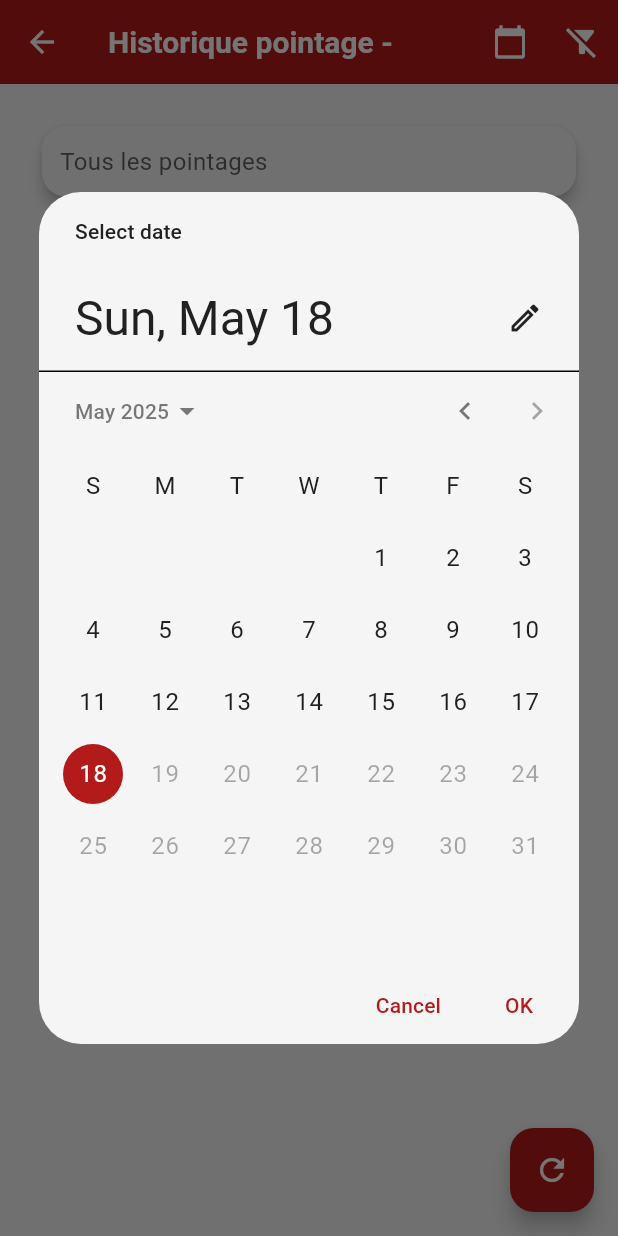
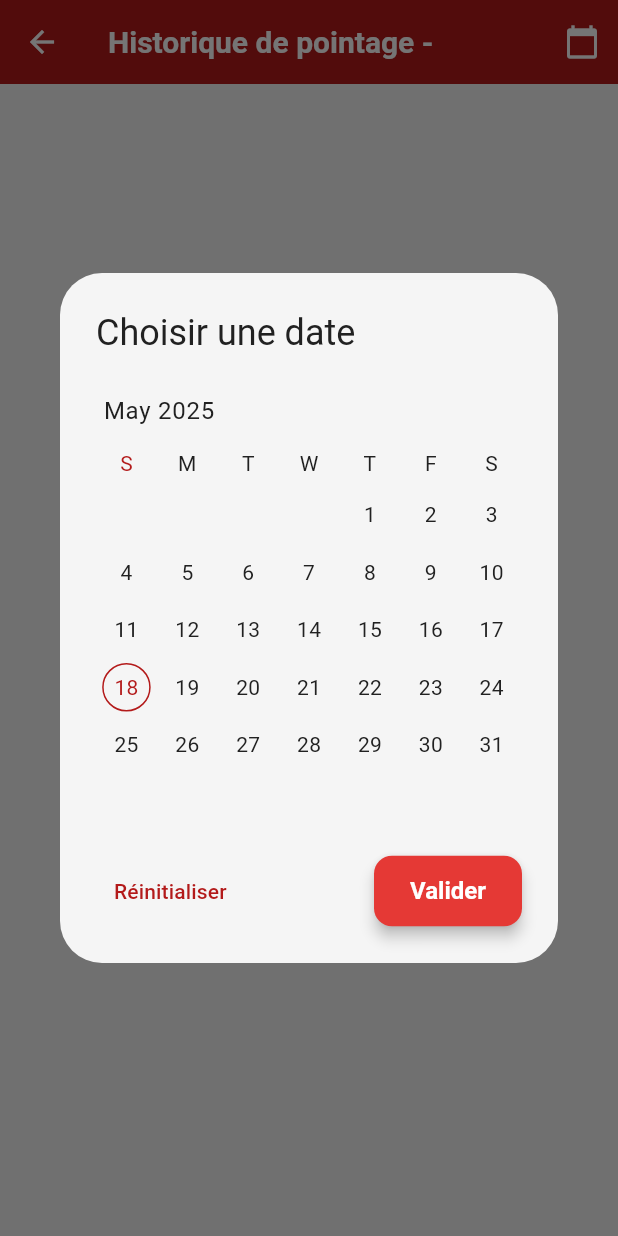
Before and after one commit to Douaa75-jpg/projet-equipes-flutter, a Flutter app: the HeuresTravailScreen screen opened directly with empty values, after a tap on the "calendar today" icon, on a phone screen of 412 x 824 dp. Run offline on Flutter 3.47's test engine with Material 3 defaults, Android fonts, the phone set to English and light mode, and no system bars; drawn by our look-alikes of syncfusion_flutter_datepicker; our stand-ins replace dio, fl_chart, flutter_secure_storage, fluttertoast, get, get_storage and 10 more; missing offline and left inert: universal_html; accounts and stored records are empty; network calls fail.

Commit message:
Ajout de la fonctionnalité de pointage

```diff
--- a/lib/screens/Listes/HeuresTravailScreen.dart
+++ b/lib/screens/Listes/HeuresTravailScreen.dart
@@ -1,7 +1,8 @@
 import 'package:flutter/material.dart';
 import 'package:get/get.dart';
 import 'package:intl/intl.dart';
-import '../../../services/pointage_service.dart';
+import 'package:syncfusion_flutter_datepicker/datepicker.dart';
+import '../../services/pointage_service.dart';
 
 class HeuresTravailScreen extends StatefulWidget {
   final String employeId;
@@ -16,181 +17,177 @@ class HeuresTravailScreen extends StatefulWidget {
   }) : super(key: key);
 
   @override
-  State<HeuresTravailScreen> createState() => _HeuresTravailScreenState();
+  _HeuresTravailScreenState createState() => _HeuresTravailScreenState();
 }
 
 class _HeuresTravailScreenState extends State<HeuresTravailScreen> {
-  final PointageService _pointageService = Get.find();
-  final RxString selectedDate = ''.obs; // Vide par défaut pour afficher tous les pointages
-  final RxList<dynamic> allPointages = <dynamic>[].obs;
-  final RxBool isLoading = true.obs;
+  final PointageService _pointageService = PointageService();
+  final DateRangePickerController _dateController = DateRangePickerController();
+
+  DateTime? _selectedDate;
+  bool _isLoading = false;
+  List<dynamic> _historique = [];
+  String _errorMessage = '';
 
   @override
   void initState() {
     super.initState();
-    debugPrint('Chargement des pointages pour employé: ${widget.employeId}');
-    _loadAllPointages();
+    _loadHistorique();
   }
 
-void _loadAllPointages() async {
+  Future<void> _loadHistorique() async {
+    setState(() {
+      _isLoading = true;
+      _errorMessage = '';
+    });
+
     try {
-    isLoading.value = true;
-    final pointages = await _pointageService.getHistorique(widget.employeId, '');
+      String? dateStr;
+      if (_selectedDate != null) {
+        dateStr = DateFormat('yyyy-MM-dd').format(_selectedDate!);
+      }
 
-    debugPrint('Pointages reçus: ${pointages.toString()}'); // Ajoutez ce log
+      final result = await _pointageService.getHistorique(
+        widget.employeId,
+        dateStr ?? DateFormat('yyyy-MM-dd').format(DateTime.now())
+      );
 
-    allPointages.assignAll(pointages);
+      setState(() {
+        _historique = result;
+      });
     } catch (e) {
-    debugPrint('Erreur détaillée: ${e.toString()}'); // Log plus détaillé
-    Get.snackbar('Erreur', 'Impossible de charger les pointages: ${e.toString()}');
+      setState(() {
+        _errorMessage = 'Erreur de chargement: ${e.toString()}';
+      });
     } finally {
-    isLoading.value = false;
+      setState(() {
+        _isLoading = false;
+      });
     }
   }
 
-  List<dynamic> get filteredPointages {
-    if (selectedDate.value.isEmpty) return allPointages;
-    return allPointages.where((pointage) {
-      return pointage['date'] == selectedDate.value;
-    }).toList();
+  void _onDateChanged(DateRangePickerSelectionChangedArgs args) {
+    if (args.value is DateTime) {
+      setState(() {
+        _selectedDate = args.value as DateTime;
+      });
+    }
+  }
+
+  void _applyDateFilter() {
+    _loadHistorique();
+  }
+
+  void _resetDateFilter() {
+    _dateController.selectedDate = null;
+    setState(() {
+      _selectedDate = null;
+    });
+    _loadHistorique();
   }
 
   @override
   Widget build(BuildContext context) {
     return Scaffold(
       appBar: AppBar(
-        title: Text('Historique pointage - ${widget.employePrenom} ${widget.employeNom}'),
+        title: Text('Historique de pointage - ${widget.employePrenom} ${widget.employeNom}'),
         actions: [
           IconButton(
             icon: const Icon(Icons.calendar_today),
-            onPressed: () => _selectDate(context),
-          ),
-          IconButton(
-            icon: const Icon(Icons.filter_alt_off),
-            onPressed: () {
-              selectedDate.value = '';
-            },
+            onPressed: () => _showDatePickerDialog(),
           ),
         ],
       ),
-      body: Padding(
-        padding: const EdgeInsets.all(16.0),
+      body: _isLoading
+          ? const Center(child: CircularProgressIndicator())
+          : _errorMessage.isNotEmpty
+              ? Center(child: Text(_errorMessage))
+              : _historique.isEmpty
+                  ? const Center(child: Text('Aucun pointage trouvé'))
+                  : _buildHistoriqueList(),
+    );
+  }
+
+ Widget _buildHistoriqueList() {
+  return ListView.builder(
+    itemCount: _historique.length,
+    itemBuilder: (context, index) {
+      final pointage = _historique[index];
+      final heure = pointage['heure'] is String
+          ? DateFormat('HH:mm:ss').parse(pointage['heure'])
+          : DateTime.now();
+      final date = pointage['date'] is String
+          ? DateFormat('yyyy-MM-dd').parse(pointage['date'])
+          : DateTime.now();
+
+      return Card(
+        margin: const EdgeInsets.symmetric(horizontal: 8, vertical: 4),
+        child: ListTile(
+          leading: Icon(
+            pointage['type'] == 'ENTREE' ? Icons.login : Icons.logout,
+            color: pointage['type'] == 'ENTREE' ? Colors.green : Colors.red,
+          ),
+          title: Text(
+            '${pointage['typeLibelle'] ?? (pointage['type'] == 'ENTREE' ? 'Entrée' : 'Sortie')} - ${DateFormat('HH:mm').format(heure)}',
+            style: const TextStyle(fontWeight: FontWeight.bold),
+          ),
+          subtitle: Column(
+            crossAxisAlignment: CrossAxisAlignment.start,
+            children: [
+              Text('Date: ${DateFormat('dd/MM/yyyy').format(date)}'),
+              if (pointage['employe'] != null)
+                Text('Matricule: ${pointage['employe']['matricule']}'),
+            ],
+          ),
+          trailing: Text(
+            pointage['type'] == 'ENTREE' ? 'Entrée' : 'Sortie',
+            style: TextStyle(
+              color: pointage['type'] == 'ENTREE' ? Colors.green : Colors.red,
+              fontWeight: FontWeight.bold,
+            ),
+          ),
+        ),
+      );
+    },
+  );
+}
+
+  void _showDatePickerDialog() {
+    Get.dialog(
+      AlertDialog(
+        title: const Text('Choisir une date'),
+        content: SizedBox(
+          width: double.maxFinite,
           child: Column(
+            mainAxisSize: MainAxisSize.min,
             children: [
-            _buildDateSelector(),
-            const SizedBox(height: 20),
-            Expanded(
-              child: _buildHistoriqueTable(),
+              SfDateRangePicker(
+                controller: _dateController,
+                selectionMode: DateRangePickerSelectionMode.single,
+                onSelectionChanged: _onDateChanged,
+                initialSelectedDate: _selectedDate,
+              ),
+              const SizedBox(height: 16),
+              Row(
+                mainAxisAlignment: MainAxisAlignment.spaceBetween,
+                children: [
+                  TextButton(
+                    onPressed: _resetDateFilter,
+                    child: const Text('Réinitialiser'),
+                  ),
+                  ElevatedButton(
+                    onPressed: () {
+                      _applyDateFilter();
+                      Get.back();
+                    },
+                    child: const Text('Valider'),
+                  ),
+                ],
               ),
             ],
           ),
         ),
-      floatingActionButton: FloatingActionButton(
-        onPressed: _loadAllPointages,
-        child: const Icon(Icons.refresh),
       ),
     );
   }
-
-  Widget _buildDateSelector() {
-    return Obx(() => Card(
-      child: Padding(
-        padding: const EdgeInsets.all(12.0),
-        child: Row(
-          mainAxisAlignment: MainAxisAlignment.spaceBetween,
-          children: [
-            Text(
-              selectedDate.value.isEmpty
-                ? 'Tous les pointages'
-                : 'Pointages du: ${selectedDate.value}',
-              style: const TextStyle(fontSize: 16),
-            ),
-            if (selectedDate.value.isNotEmpty)
-              IconButton(
-                icon: const Icon(Icons.refresh),
-                onPressed: () => selectedDate.value = DateFormat('yyyy-MM-dd').format(DateTime.now()),
-              ),
-          ],
-        ),
-      ),
-    ));
 }
-
-  Widget _buildHistoriqueTable() {
-    return Obx(() {
-      if (isLoading.value) {
-        return const Center(child: CircularProgressIndicator());
-      }
-
-      if (allPointages.isEmpty) {
-        return const Center(child: Text('Aucun pointage trouvé pour cet employé'));
-      }
-
-      final pointages = filteredPointages;
-
-      if (pointages.isEmpty) {
-        return Center(child: Text(
-          selectedDate.value.isEmpty
-            ? 'Aucun pointage trouvé'
-            : 'Aucun pointage trouvé pour cette date',
-        ));
-      }
-
-      return Card(
-        elevation: 4,
-        child: SingleChildScrollView(
-          scrollDirection: Axis.horizontal,
-          child: DataTable(
-            decoration: BoxDecoration(
-              border: Border.all(color: Colors.grey.shade300),
-              borderRadius: BorderRadius.circular(8),
-            ),
-            columnSpacing: 20,
-            dataRowHeight: 50,
-            columns: const [
-              DataColumn(label: Text('Heure', style: TextStyle(fontWeight: FontWeight.bold))),
-              DataColumn(label: Text('Type', style: TextStyle(fontWeight: FontWeight.bold))),
-              DataColumn(label: Text('Date', style: TextStyle(fontWeight: FontWeight.bold))),
-            ],
-            rows: pointages.map((pointage) {
-              return DataRow(
-                cells: [
-                  DataCell(Text(pointage['heure'] ?? '--')),
-                  DataCell(
-                    Chip(
-                      label: Text(
-                        pointage['typeLibelle'] ?? '--',
-                        style: const TextStyle(
-                          color: Colors.white,
-                        ),
-                      ),
-                      backgroundColor: pointage['type'] == 'ENTREE'
-                        ? Colors.green
-                        : Colors.red,
-                    ),
-                  ),
-                  DataCell(Text(pointage['date'] ?? '--')),
-                ],
-              );
-            }).toList(),
-          ),
-        ),
-      );
-    });
-  }
-
-  Future<void> _selectDate(BuildContext context) async {
-    final DateTime? picked = await showDatePicker(
-      context: context,
-      initialDate: selectedDate.value.isEmpty
-        ? DateTime.now()
-        : DateFormat('yyyy-MM-dd').parse(selectedDate.value),
-      firstDate: DateTime(2000),
-      lastDate: DateTime.now(),
-    );
-
-    if (picked != null) {
-      selectedDate.value = DateFormat('yyyy-MM-dd').format(picked);
-    }
-  }
-}
--- a/lib/screens/layoutt/rh_layout.dart
+++ b/lib/screens/layoutt/rh_layout.dart
@@ -275,7 +275,6 @@ class _RhLayoutState extends State<RhLayout> {
           _buildMobileNavItem(context, Icons.dashboard, 'dashboard'.tr, '/dashboard'),
           _buildMobileNavItem(context, Icons.people, 'employees'.tr, '/liste-employes'),
           _buildMobileNavItem(context, Icons.people_outline, 'team_leaders'.tr, '/liste-chefs'),
-          _buildMobileNavItem(context, Icons.notifications, 'all_requests'.tr, '/Notifications'),
           const Divider(),
           ListTile(
             leading: const Icon(Icons.settings),
--- a/lib/services/pointage_service.dart
+++ b/lib/services/pointage_service.dart
@@ -21,7 +21,8 @@ class PointageService extends GetxService {
         headers: _headers,
       );
 
-      debugPrint('Pointage Response: ${response.statusCode} - ${response.body}');
+      debugPrint(
+          'Pointage Response: ${response.statusCode} - ${response.body}');
 
       if (response.statusCode == 201) {
         return json.decode(response.body);
@@ -35,18 +36,15 @@ class PointageService extends GetxService {
   }
 
   Future<Map<String, dynamic>> calculerHeuresTravail(
-    String employeId,
-    String dateDebut,
-    String dateFin
-  ) async {
+      String employeId, String dateDebut, String dateFin) async {
     try {
       final uri = Uri.parse(
-        '$baseUrl/heures-travail/$employeId?dateDebut=$dateDebut&dateFin=$dateFin'
-      );
+          '$baseUrl/heures-travail/$employeId?dateDebut=$dateDebut&dateFin=$dateFin');
 
       final response = await http.get(uri, headers: _headers);
 
-      debugPrint('Heures Travail Response: ${response.statusCode} - ${response.body}');
+      debugPrint(
+          'Heures Travail Response: ${response.statusCode} - ${response.body}');
 
       if (response.statusCode == 200) {
         return json.decode(response.body);
@@ -65,17 +63,15 @@ class PointageService extends GetxService {
 
 Future<List<dynamic>> getHistorique(String employeId, String date) async {
   try {
-    final uri = Uri.parse('$baseUrl/historique/$employeId?date=$date');
-
-    debugPrint('URI: ${uri.toString()}'); // Log l'URL appelée
+    final uri = date.isNotEmpty
+        ? Uri.parse('$baseUrl/historique/$employeId?date=$date')
+        : Uri.parse('$baseUrl/historique/$employeId');
 
     final response = await http.get(uri, headers: _headers);
 
-    debugPrint('Response: ${response.statusCode} - ${response.body}');
-
     if (response.statusCode == 200) {
       final data = json.decode(response.body);
-      return List<dynamic>.from(data); // Conversion explicite en List
+      return List<dynamic>.from(data);
     } else if (response.statusCode == 404) {
       return [];
     } else {
@@ -114,8 +110,7 @@ Future<List<dynamic>> getHistorique(String employeId, String date) async {
       var uri = Uri.parse('$baseUrl/heures-travail-equipe/$chefId');
       if (dateDebut != null && dateFin != null) {
         uri = Uri.parse(
-          '$baseUrl/heures-travail-equipe/$chefId?dateDebut=$dateDebut&dateFin=$dateFin'
-        );
+            '$baseUrl/heures-travail-equipe/$chefId?dateDebut=$dateDebut&dateFin=$dateFin');
       }
 
       final response = await http.get(uri, headers: _headers);
@@ -131,52 +126,12 @@ Future<List<dynamic>> getHistorique(String employeId, String date) async {
     }
   }
 
-  Future<Map<String, dynamic>> getHistoriqueEquipe(
-    String chefId, {
-    String? dateDebut,
-    String? dateFin,
-    int page = 1,
-    int limit = 10,
-    String? type,
-    String? employeId,
-  }) async {
-    try {
-      var queryParams = {
-        'page': page.toString(),
-        'limit': limit.toString(),
-        if (dateDebut != null) 'dateDebut': dateDebut,
-        if (dateFin != null) 'dateFin': dateFin,
-        if (type != null) 'type': type,
-        if (employeId != null) 'employeId': employeId,
-      };
-
-      final uri = Uri.parse('$baseUrl/historique-equipe/$chefId')
-          .replace(queryParameters: queryParams);
-
-      final response = await http.get(uri, headers: _headers);
-
-      if (response.statusCode == 200) {
-        return json.decode(response.body);
-      } else {
-        throw _handleError(response);
-      }
-    } catch (e) {
-      debugPrint('Error in getHistoriqueEquipe: $e');
-      return {
-        'items': [],
-        'meta': {'total': 0, 'page': 1, 'limit': 10, 'totalPages': 0},
-        'periode': {}
-      };
-    }
-  }
-
   Future<Map<String, dynamic>> getWeeklyHoursChartData(
-    String employeId,
-    String dateDebut
-  ) async {
+      String employeId, String dateDebut) async {
     try {
       final response = await http.get(
-        Uri.parse('$baseUrl/weekly-hours-chart/$employeId?dateDebut=$dateDebut'),
+        Uri.parse(
+            '$baseUrl/weekly-hours-chart/$employeId?dateDebut=$dateDebut'),
         headers: _headers,
       );
 
@@ -189,23 +144,19 @@ Future<List<dynamic>> getHistorique(String employeId, String date) async {
       debugPrint('Error in getWeeklyHoursChartData: $e');
       return {
         'labels': [],
-        'datasets': [{'data': [], 'label': 'Heures travaillées'}]
+        'datasets': [
+          {'data': [], 'label': 'Heures travaillées'}
+        ]
       };
     }
   }
 
-
-
   Future<Map<String, dynamic>> getAttendanceDistribution(
-  String employeId,
-  String dateDebut,
-  String dateFin
-) async {
+      String employeId, String dateDebut, String dateFin) async {
     try {
       final response = await http.get(
         Uri.parse(
-        '$baseUrl/attendance-distribution/$employeId?dateDebut=$dateDebut&dateFin=$dateFin'
-      ),
+            '$baseUrl/attendance-distribution/$employeId?dateDebut=$dateDebut&dateFin=$dateFin'),
         headers: _headers,
       );
 
@@ -213,10 +164,15 @@ Future<List<dynamic>> getHistorique(String employeId, String date) async {
         final data = json.decode(response.body);
 
         // Vérifier le message spécial
-      if (data['message'] != null && data['message'].contains("n'était pas encore en poste")) {
+        if (data['message'] != null &&
+            data['message'].contains("n'était pas encore en poste")) {
           return {
             'labels': ['Présent', 'Retard', 'Absent'],
-          'datasets': [{'data': [0, 0, 0]}],
+            'datasets': [
+              {
+                'data': [0, 0, 0]
+              }
+            ],
             'rawData': {
               'present': 0,
               'retard': 0,
@@ -235,7 +191,11 @@ Future<List<dynamic>> getHistorique(String employeId, String date) async {
     } catch (e) {
       return {
         'labels': ['Présent', 'Retard', 'Absent'],
-      'datasets': [{'data': [0, 0, 0]}],
+        'datasets': [
+          {
+            'data': [0, 0, 0]
+          }
+        ],
         'rawData': {
           'present': 0,
           'retard': 0,
@@ -246,8 +206,6 @@ Future<List<dynamic>> getHistorique(String employeId, String date) async {
       };
     }
   }
-
-
 
   Future<Map<String, dynamic>> getEmployeInfo(String employeId) async {
     try {
@@ -321,17 +279,13 @@ Future<int> getNombreEmployesPresentAujourdhui({String? employeId}) async {
     }
   }
 
-
-
+//recuperer lles presence de la semaine
   Future<Map<String, dynamic>> getPresenceByWeekdayForAllEmployees(
-    String dateDebut,
-    String dateFin
-  ) async {
+      String dateDebut, String dateFin) async {
     try {
       final response = await http.get(
         Uri.parse(
-          '$baseUrl/presence-weekday/all?dateDebut=$dateDebut&dateFin=$dateFin'
-        ),
+            '$baseUrl/presence-weekday/all?dateDebut=$dateDebut&dateFin=$dateFin'),
         headers: _headers,
       );
 
@@ -349,4 +303,42 @@ Future<int> getNombreEmployesPresentAujourdhui({String? employeId}) async {
     }
   }
 
+  Future<Map<String, dynamic>> getHistoriqueEquipe(
+    String chefId, {
+    String? dateDebut,
+    String? dateFin,
+    int page = 1,
+    int limit = 10,
+    String? type,
+    String? employeId,
+  }) async {
+    try {
+      var queryParams = {
+        'page': page.toString(),
+        'limit': limit.toString(),
+        if (dateDebut != null) 'dateDebut': dateDebut,
+        if (dateFin != null) 'dateFin': dateFin,
+        if (type != null) 'type': type,
+        if (employeId != null) 'employeId': employeId,
+      };
+
+      final uri = Uri.parse('$baseUrl/historique-equipe/$chefId')
+          .replace(queryParameters: queryParams);
+
+      final response = await http.get(uri, headers: _headers);
+
+      if (response.statusCode == 200) {
+        return json.decode(response.body);
+      } else {
+        throw _handleError(response);
       }
+    } catch (e) {
+      debugPrint('Error in getHistoriqueEquipe: $e');
+      return {
+        'items': [],
+        'meta': {'total': 0, 'page': 1, 'limit': 10, 'totalPages': 0},
+        'periode': {}
+      };
+    }
+  }
+}
```
Also changed, not shown: lib/screens/Listes/liste_employe.dart (+21 -1 lines), lib/screens/layoutt/employee_layout.dart (+0 -8 lines), lib/services/employe_service.dart (+16 -0 lines). Lines whose indentation alone changed are shown as unchanged.
